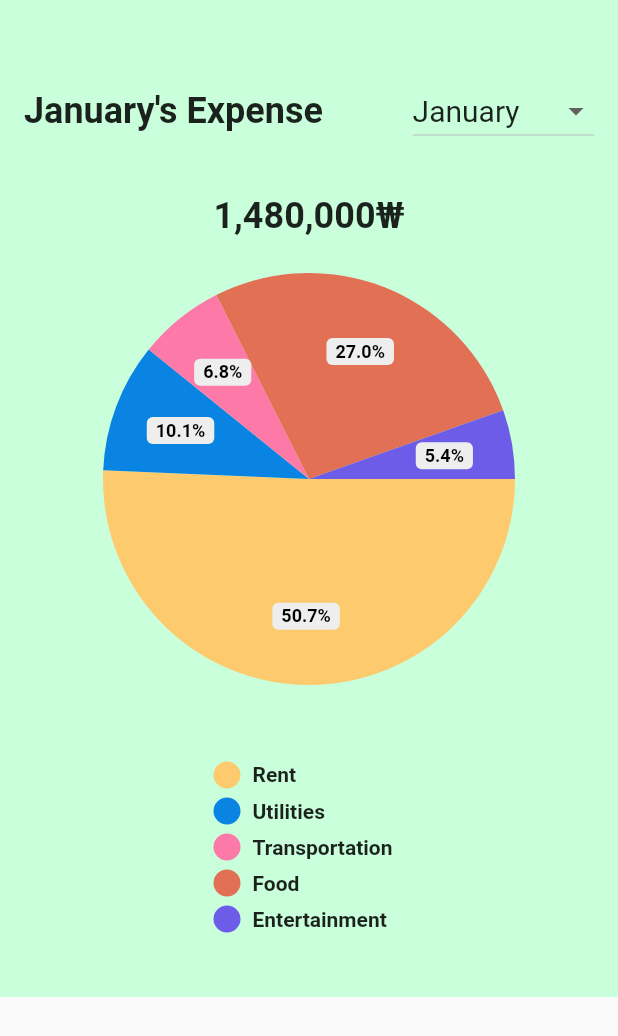
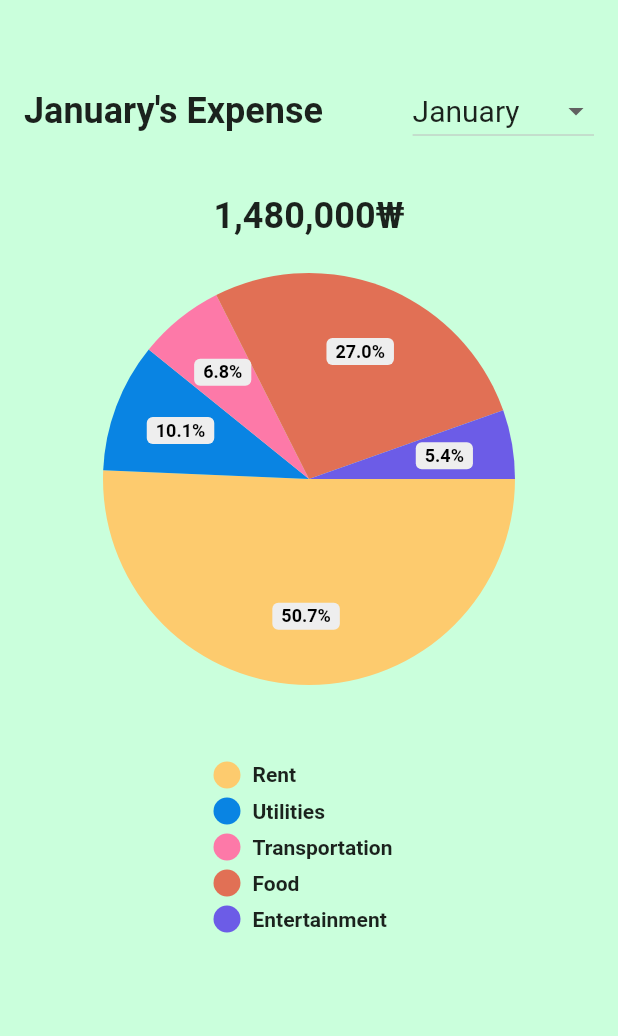
Before and after one commit to adlanrashdan/BudgetKU_app, a Flutter app: the MyExpensePage screen opened directly, on a phone screen of 412 x 824 dp. Shown: the top 1036 px of the screen. Run offline on Flutter 3.47's test engine with Material 2 defaults, Android fonts, the phone set to English and light mode, and no system bars; drawn by our look-alikes of pie_chart.

Commit message:
Update My Expense page

```diff
--- a/lib/main.dart
+++ b/lib/main.dart
@@ -834,7 +834,7 @@ double calculateTotalExpense(String chosenMonth) {
   @override
 Widget build(BuildContext context) {
   final chart = PieChart(
-      dataMap: expenseData[dropdownValue]?? {},
+    dataMap: expenseData[dropdownValue] ?? {},
     animationDuration: const Duration(milliseconds: 800),
     chartRadius: min(MediaQuery.of(context).size.width / 1.5, 500),
     colorList: colorList,
@@ -861,9 +861,8 @@ double calculateTotalExpense(String chosenMonth) {
   );
 
   return Scaffold(
-      body: Container(
-        color: Color(0xFFCAFFDC), // Set the background color here
-        child: SingleChildScrollView(
+    backgroundColor: const Color(0xFFCAFFDC), // Set the background color here
+    body: SingleChildScrollView(
       child: Column(
         children: [
           SizedBox(height: 50),
@@ -879,7 +878,6 @@ double calculateTotalExpense(String chosenMonth) {
                     fontWeight: FontWeight.bold,
                   ),
                 ),
-
                 DropdownButton<String>(
                   value: dropdownValue,
                   items: <String>[
@@ -915,7 +913,6 @@ double calculateTotalExpense(String chosenMonth) {
                     });
                   },
                 ),
-
               ],
             ),
           ),
@@ -935,9 +932,9 @@ double calculateTotalExpense(String chosenMonth) {
                 SizedBox(height: 16),
                 chart,
               ],
-            ),)
-            ],
-          ),
+            ),
+          )
+        ],
       ),
     ),
   );
```
Lines whose indentation alone changed are shown as unchanged.
